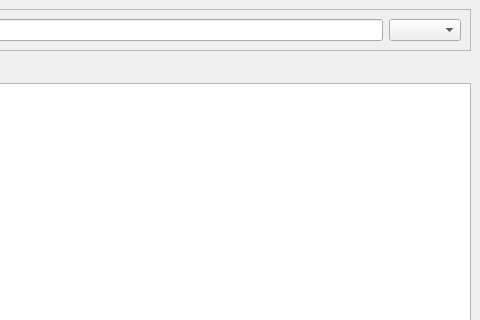
Above: weboob/frontends/qvideoob/ui/main_window.ui from laurentb/weboob before the change; both pictures show x 305 to 785 and y 0 to 320 of the 785 by 594 pixel window. Below: the same form after it.
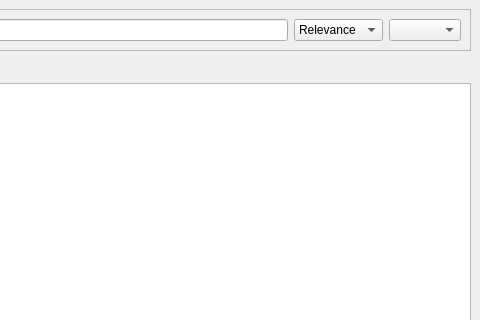
That is the form after the change.

Commit message: new parameter 'sortby' to searches (relevance, rating, views and date)

```diff
--- a/weboob/frontends/qvideoob/ui/main_window.ui
+++ b/weboob/frontends/qvideoob/ui/main_window.ui
@@ -34,6 +34,36 @@
        <item>
         <widget class="QLineEdit" name="searchEdit"/>
        </item>
+       <item>
+        <widget class="QComboBox" name="sortbyEdit">
+         <property name="sizePolicy">
+          <sizepolicy hsizetype="Preferred" vsizetype="Fixed">
+           <horstretch>0</horstretch>
+           <verstretch>0</verstretch>
+          </sizepolicy>
+         </property>
+         <item>
+          <property name="text">
+           <string>Relevance</string>
+          </property>
+         </item>
+         <item>
+          <property name="text">
+           <string>Rating</string>
+          </property>
+         </item>
+         <item>
+          <property name="text">
+           <string>Duration</string>
+          </property>
+         </item>
+         <item>
+          <property name="text">
+           <string>Date</string>
+          </property>
+         </item>
+        </widget>
+       </item>
        <item>
         <widget class="QComboBox" name="backendEdit"/>
        </item>
```
The commit also changes 4 other files.
